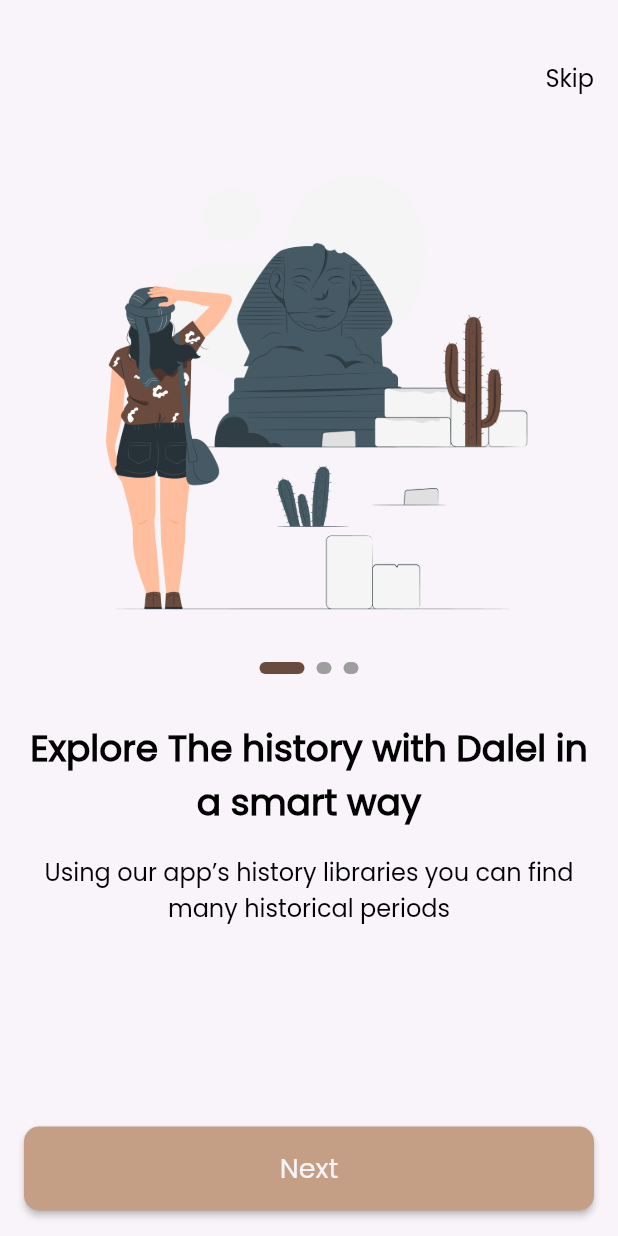
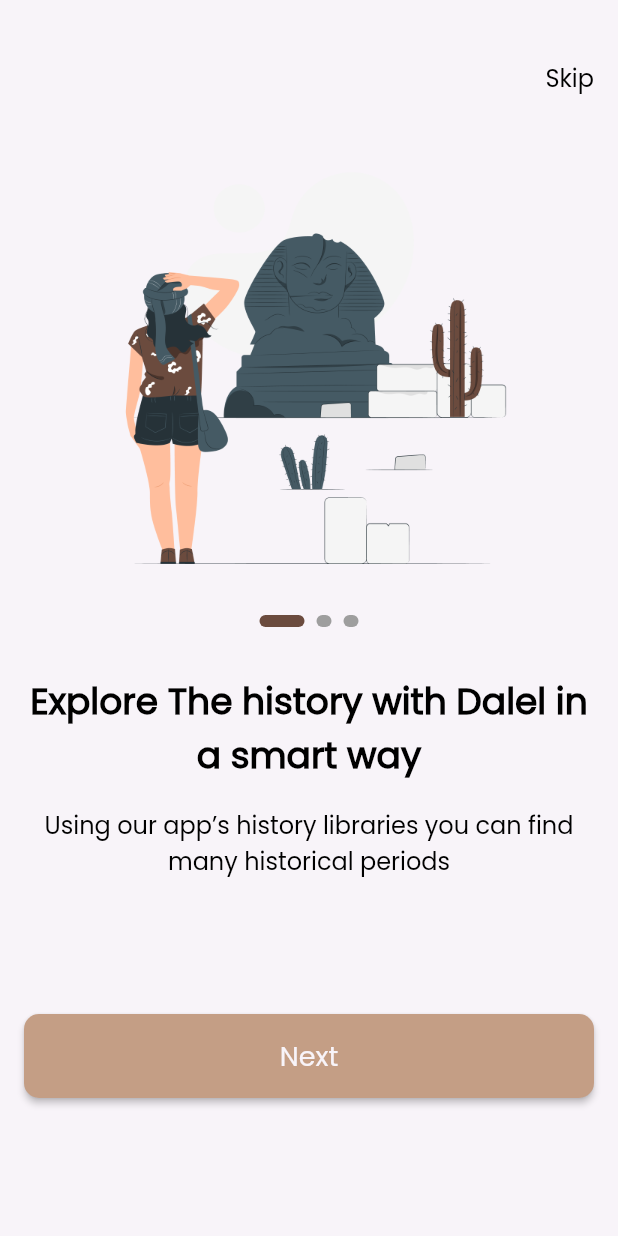
Before and after one commit to Eng-Mosad-99/dalel, a Flutter app: the screen it shows after launch, on a phone screen of 412 x 824 dp. Run offline on Flutter 3.47's test engine with Material 2 defaults, Android fonts, the phone set to English and light mode, and no system bars; drawn by our look-alikes of smooth_page_indicator; our stand-ins replace go_router.

Commit message:
refactor our code

```diff
--- a/lib/core/functions/navigation.dart
+++ b/lib/core/functions/navigation.dart
@@ -3,3 +3,7 @@ import 'package:go_router/go_router.dart';
 void customNavigate(context, String path) {
   GoRouter.of(context).push(path);
 }
+
+void customReplacementNavigate(context, String path) {
+  GoRouter.of(context).pushReplacement(path);
+}
--- a/lib/features/on_boarding/presentation/views/on_boarding_view.dart
+++ b/lib/features/on_boarding/presentation/views/on_boarding_view.dart
@@ -14,10 +14,14 @@ class OnBoardingView extends StatelessWidget {
       child: Scaffold(
         body: Padding(
           padding: const EdgeInsets.symmetric(horizontal: 16),
-          child: Column(
+          child: ListView(
+            physics: const BouncingScrollPhysics(),
             children: [
               const CustomNavBar(),
               OnBoardingWidgetBody(),
+              const SizedBox(
+                height: 80,
+              ),
               const CustomBotton(
                 color: AppColors.kPrimaryColor,
                 text: AppStrings.nextText,
--- a/lib/features/on_boarding/presentation/widgets/on_boarding_widget_body.dart
+++ b/lib/features/on_boarding/presentation/widgets/on_boarding_widget_body.dart
@@ -8,14 +8,27 @@ class OnBoardingWidgetBody extends StatelessWidget {
   final PageController _controller = PageController();
   @override
   Widget build(BuildContext context) {
-    return Expanded(
+    return SizedBox(
+      height: 500,
       child: PageView.builder(
+        physics: const BouncingScrollPhysics(),
         controller: _controller,
         itemCount: 3,
         itemBuilder: (context, index) {
           return Column(
             children: [
-              Image.asset(Assets.resourceImagesOnBoarding1),
+              Container(
+                width: 343,
+                height: 290,
+                decoration: const BoxDecoration(
+                  image: DecorationImage(
+                    image: AssetImage(
+                      Assets.resourceImagesOnBoarding1,
+                    ),
+                    fit: BoxFit.fill,
+                  ),
+                ),
+              ),
               const SizedBox(
                 height: 24,
               ),
@@ -25,6 +38,8 @@ class OnBoardingWidgetBody extends StatelessWidget {
               ),
               Text(
                 'Explore The history with Dalel in a smart way',
+                maxLines: 2,
+                overflow: TextOverflow.ellipsis,
                 style: AppTextStyle.poppins500Style24.copyWith(
                   fontWeight: FontWeight.bold,
                 ),
@@ -35,6 +50,8 @@ class OnBoardingWidgetBody extends StatelessWidget {
               ),
               const Text(
                 'Using our app’s history libraries you can find many historical periods',
+                maxLines: 2,
+                overflow: TextOverflow.ellipsis,
                 style: AppTextStyle.poppins300Style16,
                 textAlign: TextAlign.center,
               ),
--- a/lib/features/splash/presentation/views/splash_view.dart
+++ b/lib/features/splash/presentation/views/splash_view.dart
@@ -34,7 +34,7 @@ void delayedNavigate(context) {
   Future.delayed(
     const Duration(seconds: 2),
     () {
-      customNavigate(context, '/onBoarding');
+      customReplacementNavigate(context, '/onBoarding');
     },
   );
 }
```
